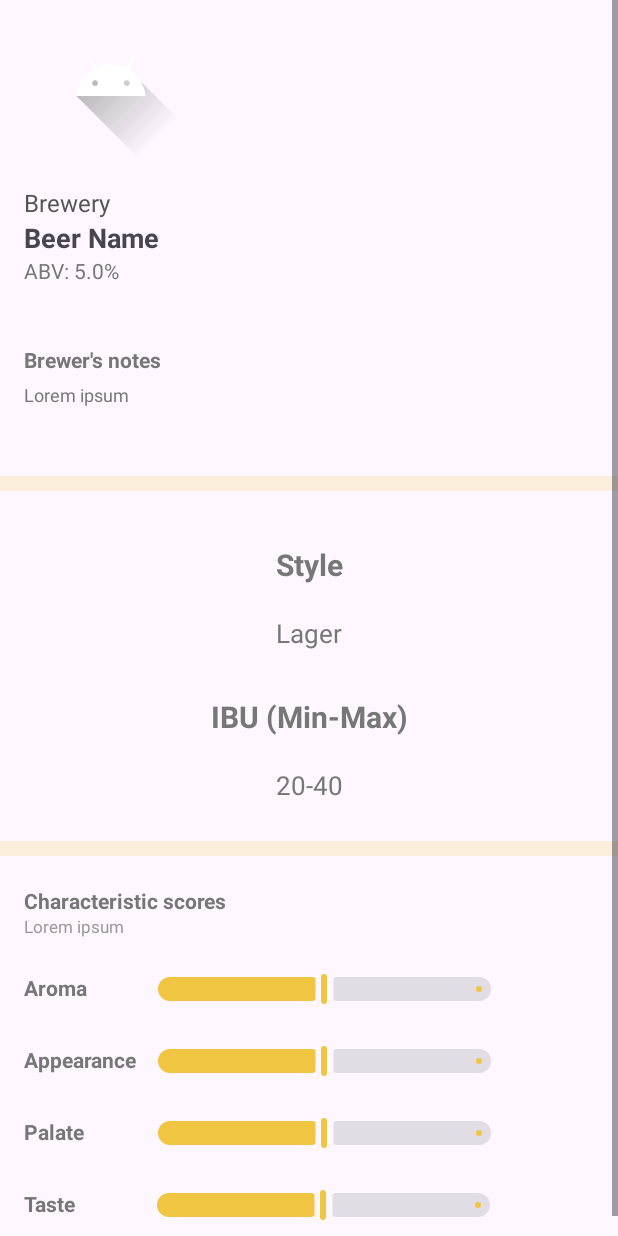
After one commit to vincenteab/BeerIQ, an Android app: the layout dialog_beer_details.xml on its own in the app's theme, with its tools: preview values and no code run, on a phone screen of 412 x 824 dp. The commit adds this screen. Run offline under Robolectric (Android 15) with nearby library versions, the phone set to English and light mode, and no system bars.

Commit message:
Ilia 2.0 (#15)

```diff
--- a/app/src/main/AndroidManifest.xml
+++ b/app/src/main/AndroidManifest.xml
@@ -51,6 +51,11 @@
             android:label="Favorites">
 
         </activity>
+        <activity android:name=".ui.showMyBeers.ShowMyBeersFragment"
+            android:label="ShowMyBeers"
+            android:launchMode="standard">
+
+        </activity>
 
         <activity
             android:name=".LoginActivity"
--- /dev/null
+++ b/app/src/main/res/layout/dialog_beer_details.xml
@@ -0,0 +1,281 @@
+<?xml version="1.0" encoding="utf-8"?>
+<ScrollView xmlns:android="http://schemas.android.com/apk/res/android"
+    android:layout_width="match_parent"
+    android:layout_height="match_parent"
+    xmlns:app="http://schemas.android.com/apk/res-auto">
+
+    <LinearLayout
+        android:layout_width="match_parent"
+        android:layout_height="match_parent"
+        android:orientation="vertical" >
+
+        <FrameLayout
+            android:layout_width="wrap_content"
+            android:layout_height="wrap_content" >
+
+            <LinearLayout
+                android:layout_width="match_parent"
+                android:layout_height="wrap_content" >
+
+                <com.google.android.material.imageview.ShapeableImageView
+                    android:id="@+id/dialogBeerImage"
+                    android:layout_width="wrap_content"
+                    android:layout_height="wrap_content"
+                    android:src="@drawable/ic_launcher_foreground"
+                    android:paddingLeft="20dp"
+                    app:shapeAppearanceOverlay="@style/RoundedCornerImage">
+                </com.google.android.material.imageview.ShapeableImageView>
+
+            </LinearLayout>
+        </FrameLayout>
+        <LinearLayout
+            android:layout_width="match_parent"
+            android:layout_height="wrap_content"
+            android:orientation="vertical"
+            android:padding="16dp">
+
+
+            <!-- Brewery -->
+            <TextView
+                android:id="@+id/brewery"
+                android:layout_width="match_parent"
+                android:layout_height="wrap_content"
+                android:text="Brewery"
+                android:textSize="16sp"
+                android:textColor="#555" />
+
+            <!-- Beer Name -->
+            <TextView
+                android:id="@+id/dialogBeerName"
+                android:layout_width="match_parent"
+                android:layout_height="wrap_content"
+                android:text="Beer Name"
+                android:textSize="18sp"
+                android:textStyle="bold" />
+
+            <!-- ABV -->
+            <TextView
+                android:id="@+id/abv"
+                android:layout_width="match_parent"
+                android:layout_height="wrap_content"
+                android:text="ABV: 5.0%"
+                android:textSize="14sp"
+                android:textColor="#777" />
+
+            <TextView
+                android:layout_width="match_parent"
+                android:layout_height="wrap_content"
+                android:paddingTop="40dp"
+                android:text="Brewer's notes"
+                android:textStyle="bold"
+                android:textSize="14sp"
+                android:textColor="#777" />
+            <TextView
+                android:id="@+id/dialogBeerDescription"
+                android:layout_width="match_parent"
+                android:layout_height="wrap_content"
+                android:paddingTop="5dp"
+                android:text="Lorem ipsum"
+                android:textSize="12sp"
+                android:textColor="#777" />
+        </LinearLayout>
+
+        <com.google.android.material.divider.MaterialDivider
+            android:layout_width="match_parent"
+            android:layout_height="10dp"
+            android:layout_marginTop="30dp"
+            app:dividerColor="#30f0c542"/>
+
+        <LinearLayout
+            android:layout_width="match_parent"
+            android:layout_height="wrap_content"
+            android:orientation="vertical" >
+
+            <TextView
+                android:layout_width="match_parent"
+                android:layout_height="wrap_content"
+                android:paddingTop="35dp"
+                android:paddingBottom="20dp"
+                android:gravity="center_horizontal"
+                android:text="Style"
+                android:textStyle="bold"
+                android:textSize="20sp"
+                android:textColor="#777" />
+            <TextView
+                android:id="@+id/style"
+                android:layout_width="match_parent"
+                android:layout_height="wrap_content"
+                android:gravity="center_horizontal"
+                android:text="Lager"
+                android:textSize="17sp"
+                android:textColor="#777" />
+
+            <TextView
+                android:layout_width="match_parent"
+                android:layout_height="wrap_content"
+                android:paddingTop="30dp"
+                android:gravity="center_horizontal"
+                android:text="IBU (Min-Max)"
+                android:textStyle="bold"
+                android:textSize="20sp"
+                android:textColor="#777" />
+            <TextView
+                android:id="@+id/ibu"
+                android:layout_width="match_parent"
+                android:layout_height="wrap_content"
+                android:paddingTop="20dp"
+                android:gravity="center_horizontal"
+                android:text="20-40"
+                android:textSize="17sp"
+                android:textColor="#777" />
+
+            <com.google.android.material.divider.MaterialDivider
+                android:layout_width="match_parent"
+                android:layout_height="10dp"
+                android:layout_marginTop="25dp"
+                app:dividerColor="#30f0c542"/>
+
+            <TextView
+                android:layout_width="match_parent"
+                android:layout_height="wrap_content"
+                android:paddingTop="20dp"
+                android:paddingLeft="16dp"
+                android:text="Characteristic scores"
+                android:textStyle="bold"
+                android:textSize="14sp"
+                android:textColor="#777" />
+            <TextView
+                android:id="@+id/num_reviews"
+                android:layout_width="match_parent"
+                android:layout_height="wrap_content"
+                android:paddingLeft="16dp"
+                android:paddingBottom="10dp"
+                android:text="Lorem ipsum"
+                android:textSize="11sp"
+                android:textColor="#999" />
+
+            <LinearLayout
+                android:layout_width="match_parent"
+                android:layout_height="wrap_content"
+                android:paddingLeft="16dp"
+                android:orientation="horizontal">
+                <TextView
+                    android:layout_width="wrap_content"
+                    android:layout_height="wrap_content"
+                    android:paddingTop="13dp"
+                    android:paddingRight="33dp"
+                    android:text="Aroma"
+                    android:textStyle="bold"
+                    android:textSize="14sp"
+                    android:textColor="#777" />
+                <com.google.android.material.slider.Slider
+                    android:id="@+id/aroma_slider"
+                    android:layout_width="250dp"
+                    android:layout_height="wrap_content"
+                    android:value="2.5"
+                    android:valueFrom="0"
+                    android:valueTo="5"
+                    android:stepSize="0.000001"
+                    android:enabled="false"
+                    app:thumbHeight="20dp"
+                    app:trackColorActive="#f0c542"
+                    app:tickVisible="false"
+                    app:thumbColor="#f0c542" />
+            </LinearLayout>
+            <LinearLayout
+                android:layout_width="match_parent"
+                android:layout_height="wrap_content"
+                android:paddingLeft="16dp"
+                android:orientation="horizontal" >
+                <TextView
+                    android:layout_width="wrap_content"
+                    android:layout_height="wrap_content"
+                    android:paddingTop="13dp"
+                    android:text="Appearance"
+                    android:textStyle="bold"
+                    android:textSize="14sp"
+                    android:textColor="#777" />
+                <com.google.android.material.slider.Slider
+                    android:id="@+id/appearance_slider"
+                    android:layout_width="250dp"
+                    android:layout_height="wrap_content"
+                    android:layout_gravity=""
+                    android:value="2.5"
+                    android:valueFrom="0"
+                    android:valueTo="5"
+                    android:stepSize="0.000001"
+                    android:enabled="false"
+                    app:thumbHeight="20dp"
+                    app:trackColorActive="#f0c542"
+                    app:tickVisible="false"
+                    app:haloColor="#f0c542"
+                    app:thumbColor="#f0c542" />
+            </LinearLayout>
+            <LinearLayout
+                android:layout_width="match_parent"
+                android:layout_height="wrap_content"
+                android:paddingLeft="16dp"
+                android:orientation="horizontal" >
+                <TextView
+                    android:layout_width="wrap_content"
+                    android:layout_height="wrap_content"
+                    android:paddingTop="13dp"
+                    android:text="Palate"
+                    android:paddingRight="35dp"
+                    android:textStyle="bold"
+                    android:textSize="14sp"
+                    android:textColor="#777" />
+                <com.google.android.material.slider.Slider
+                    android:id="@+id/palate_slider"
+                    android:layout_width="250dp"
+                    android:layout_height="wrap_content"
+                    android:layout_gravity=""
+                    android:value="2.5"
+                    android:valueFrom="0"
+                    android:valueTo="5"
+                    android:stepSize="0.000001"
+                    android:enabled="false"
+                    app:thumbHeight="20dp"
+                    app:tickVisible="false"
+                    app:trackColorActive="#f0c542"
+                    app:haloColor="#f0c542"
+                    app:thumbColor="#f0c542" />
+            </LinearLayout>
+            <LinearLayout
+                android:layout_width="match_parent"
+                android:layout_height="wrap_content"
+                android:paddingLeft="16dp"
+                android:orientation="horizontal" >
+                <TextView
+                    android:layout_width="wrap_content"
+                    android:layout_height="wrap_content"
+                    android:paddingTop="13dp"
+                    android:text="Taste"
+                    android:paddingRight="40dp"
+                    android:textStyle="bold"
+                    android:textSize="14sp"
+                    android:textColor="#777" />
+                <com.google.android.material.slider.Slider
+                    android:id="@+id/taste_slider"
+                    android:layout_width="250dp"
+                    android:layout_height="wrap_content"
+                    android:layout_gravity=""
+                    android:value="2.5"
+                    android:valueFrom="0"
+                    android:valueTo="5"
+                    app:tickVisible="false"
+                    app:thumbHeight="20dp"
+                    android:stepSize="0.000001"
+                    android:enabled="false"
+                    app:trackColorActive="#f0c542"
+                    app:haloColor="#f0c542"
+                    app:thumbColor="#f0c542" />
+            </LinearLayout>
+            <com.google.android.material.divider.MaterialDivider
+                android:layout_width="match_parent"
+                android:layout_height="10dp"
+                app:dividerColor="#30f0c542"/>
+
+        </LinearLayout>
+    </LinearLayout>
+</ScrollView>
--- a/app/src/main/res/layout/fragment_beer_details.xml
+++ b/app/src/main/res/layout/fragment_beer_details.xml
@@ -1,5 +1,6 @@
 <?xml version="1.0" encoding="utf-8"?>
 <ScrollView xmlns:android="http://schemas.android.com/apk/res/android"
+    android:id="@+id/fragment_container"
     android:layout_width="match_parent"
     android:layout_height="match_parent"
     xmlns:app="http://schemas.android.com/apk/res-auto">
```
Also changed, not shown: app/src/main/java/com/example/beeriq/ui/showMyBeers/BeerDetailsDialogFragment.kt (added, +134 -0 lines), app/src/main/java/com/example/beeriq/ui/showMyBeers/MyBeersRecyclerAdapter.kt (added, +106 -0 lines), app/src/main/java/com/example/beeriq/ui/showMyBeers/ShowMyBeersFragment.kt (added, +71 -0 lines), app/src/main/java/com/example/beeriq/ui/userprofile/UserProfileFragment.kt (+7 -1 lines), app/src/main/res/layout/item_saved_beer.xml (added, +94 -0 lines), app/src/main/res/layout/showmybeers.xml (added, +35 -0 lines), app/src/main/res/navigation/mobile_navigation.xml (+13 -0 lines).
